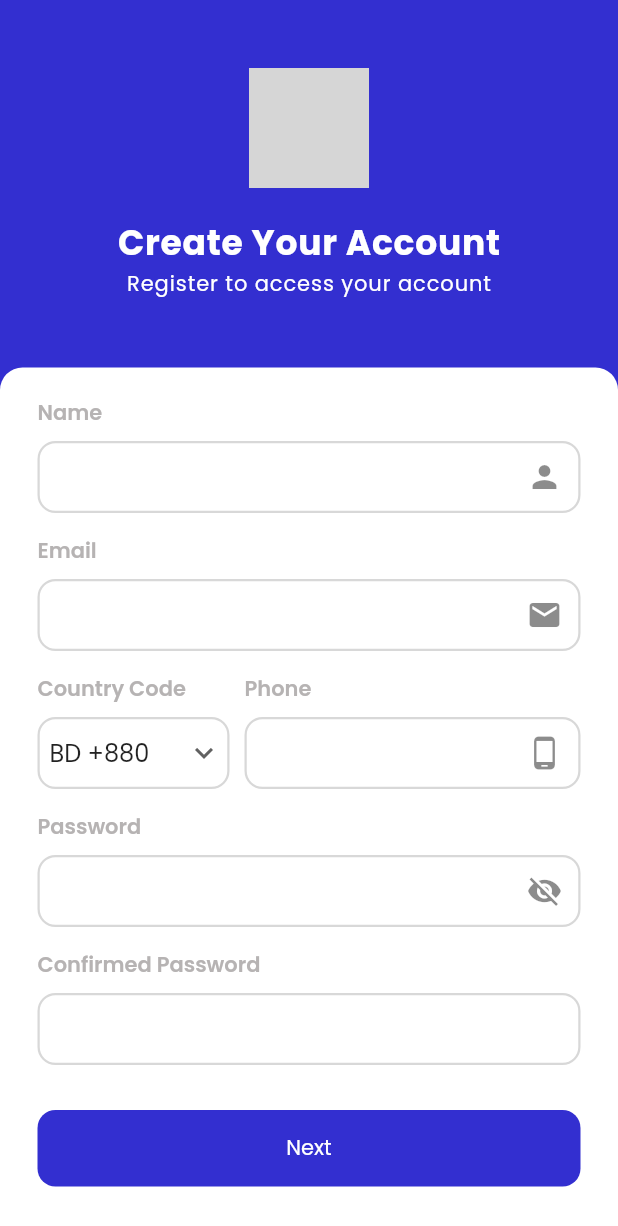
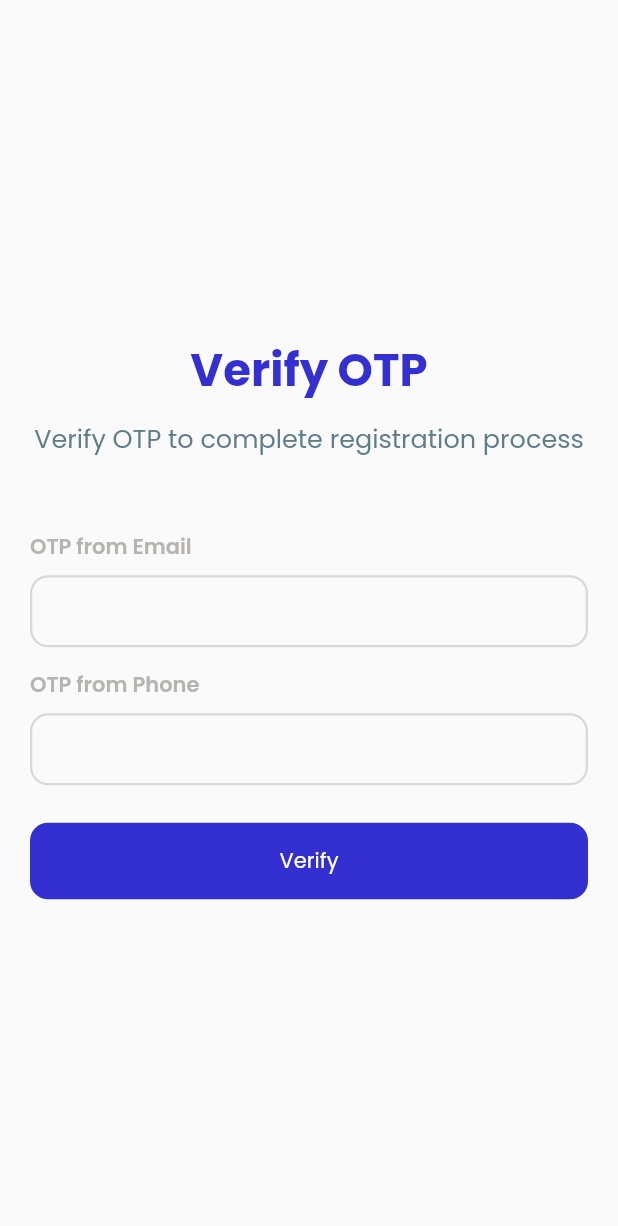
Before and after one commit to whoissharif/spin_auth, a Flutter app: the screen it shows after launch, after a tap on "Next", on a phone screen of 412 x 824 dp. Shown: the top 1226 px of the screen. Run offline on Flutter 3.47's test engine with Material 2 defaults, Android fonts, the phone set to English and light mode, and no system bars; our stand-ins replace google_fonts; network calls fail; grey boxes are pictures that could not be loaded.

Commit message:
verification screen design

```diff
--- a/lib/constants/string_constants.dart
+++ b/lib/constants/string_constants.dart
@@ -9,4 +9,9 @@ class StringConstants {
   static const password = 'Password';
   static const confirmedPassword = 'Confirmed Password';
   static const next = 'Next';
+  static const emailOtp = 'OTP from Email';
+  static const phoneOtp = 'OTP from Phone';
+  static const verify = 'Verify';
+  static const verifyOtp = 'Verify OTP';
+  static const verifyMsg = 'Verify OTP to complete registration process';
 }
--- a/lib/views/screens/registration_screen.dart
+++ b/lib/views/screens/registration_screen.dart
@@ -3,7 +3,7 @@ import 'package:spin_auth/constants/color_constants.dart';
 import 'package:spin_auth/constants/string_constants.dart';
 import 'package:spin_auth/constants/style_constants.dart';
 import 'package:spin_auth/constants/urls.dart';
-import 'package:spin_auth/views/widgets/country_code_field.dart';
+import 'package:spin_auth/views/screens/verification_screen.dart';
 import 'package:spin_auth/views/widgets/email_field.dart';
 import 'package:spin_auth/views/widgets/password_field.dart';
 import 'package:spin_auth/views/widgets/phone_field.dart';
@@ -180,7 +180,15 @@ class _RegistrationScreenState extends State<RegistrationScreen> {
                           const SizedBox(
                             height: 30,
                           ),
-                          const MyButton()
+                          MyButton(
+                            label: StringConstants.next,
+                            onPress: () {
+                              Navigator.of(context)
+                                  .push(MaterialPageRoute(builder: (_) {
+                                return const VerificationScreen();
+                              }));
+                            },
+                          )
                         ],
                       ),
                     ),
--- /dev/null
+++ b/lib/views/screens/verification_screen.dart
@@ -0,0 +1,64 @@
+import 'package:flutter/material.dart';
+import 'package:spin_auth/constants/color_constants.dart';
+import 'package:spin_auth/constants/string_constants.dart';
+import 'package:spin_auth/views/widgets/otp_field.dart';
+
+import '../widgets/my_button.dart';
+
+class VerificationScreen extends StatelessWidget {
+  const VerificationScreen({Key? key}) : super(key: key);
+
+  @override
+  Widget build(BuildContext context) {
+    return GestureDetector(
+      onTap: () => FocusScope.of(context).unfocus(),
+      child: Scaffold(
+        body: Padding(
+          padding: const EdgeInsets.symmetric(horizontal: 20.0),
+          child: Column(
+            mainAxisAlignment: MainAxisAlignment.center,
+            children: [
+              const Text(
+                StringConstants.verifyOtp,
+                style: TextStyle(
+                  color: kPrimaryColor,
+                  fontSize: 30,
+                  fontWeight: FontWeight.bold,
+                ),
+              ),
+              const SizedBox(
+                height: 10,
+              ),
+              const Text(
+                StringConstants.verifyMsg,
+                textAlign: TextAlign.center,
+                style: TextStyle(
+                  color: Colors.blueGrey,
+                  fontSize: 17,
+                ),
+              ),
+              const SizedBox(
+                height: 50,
+              ),
+              const OtpField(label: StringConstants.emailOtp),
+              const SizedBox(
+                height: 15,
+              ),
+              const OtpField(label: StringConstants.phoneOtp),
+              const SizedBox(
+                height: 25,
+              ),
+              MyButton(
+                  label: StringConstants.verify,
+                  onPress: () {
+                    Navigator.of(context).push(MaterialPageRoute(builder: (_) {
+                      return Scaffold();
+                    }));
+                  })
+            ],
+          ),
+        ),
+      ),
+    );
+  }
+}
--- a/lib/views/widgets/my_button.dart
+++ b/lib/views/widgets/my_button.dart
@@ -1,27 +1,31 @@
 import 'package:flutter/material.dart';
 
 import '../../constants/color_constants.dart';
-import '../../constants/string_constants.dart';
-
 
 class MyButton extends StatelessWidget {
   const MyButton({
     Key? key,
+    required this.label,
+    required this.onPress,
   }) : super(key: key);
+  final String label;
+  final Function onPress;
 
   @override
   Widget build(BuildContext context) {
     return InkWell(
-      onTap: () {},
+      onTap: (){
+        onPress();
+      },
       child: Container(
         width: double.infinity,
         padding: const EdgeInsets.symmetric(vertical: 15),
         decoration: BoxDecoration(
             color: kButtonColor, borderRadius: BorderRadius.circular(12)),
-        child: const Center(
+        child: Center(
           child: Text(
-            StringConstants.next,
-            style: TextStyle(
+            label,
+            style: const TextStyle(
               color: Colors.white,
             ),
           ),
--- /dev/null
+++ b/lib/views/widgets/otp_field.dart
@@ -0,0 +1,42 @@
+import 'package:flutter/material.dart';
+
+import '../../constants/style_constants.dart';
+
+class OtpField extends StatelessWidget {
+  const OtpField({
+    Key? key,
+    required this.label,
+  }) : super(key: key);
+  final String label;
+
+  @override
+  Widget build(BuildContext context) {
+    return Column(
+      crossAxisAlignment: CrossAxisAlignment.start,
+      children: [
+        Text(
+          label,
+          style: kTFLabelTextStyle,
+        ),
+        const SizedBox(
+          height: 8,
+        ),
+        TextField(
+          textAlign: TextAlign.center,
+          keyboardType: TextInputType.number,
+          decoration: InputDecoration(
+            contentPadding:
+                const EdgeInsets.only(top: 3.0, bottom: 3, left: 10),
+            border: OutlineInputBorder(
+              borderRadius: BorderRadius.circular(12.0),
+            ),
+            enabledBorder: kBorderStyle,
+          ),
+          style: const TextStyle(
+            fontWeight: FontWeight.bold,
+          ),
+        )
+      ],
+    );
+  }
+}
```
Also changed, not shown: lib/views/widgets/country_code_field.dart (deleted, +0 -66 lines).
